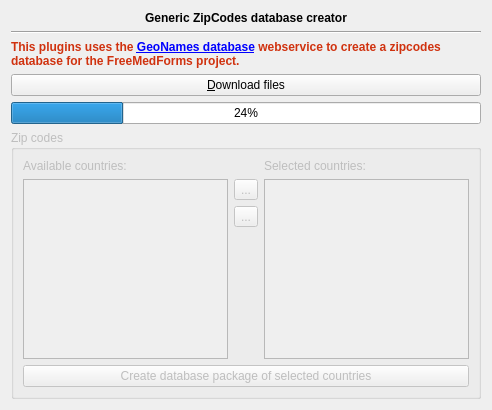
Before: the Qt Designer form freetoolbox/plugins/zipcodes/genericzipcodeswidget.ui in FreeHealth/freehealth, drawn with Qt 5.
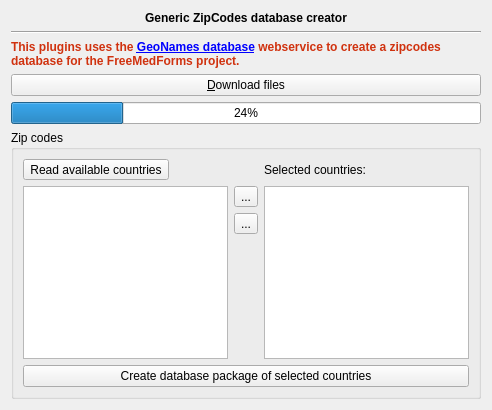
After: the same form once the commit is applied.

Commit message: read the raw database to populate the models, prepare code for datapack database creation, set database version prepared, cleaning dead code

Patch:
```diff
--- a/freetoolbox/plugins/zipcodes/genericzipcodeswidget.ui
+++ b/freetoolbox/plugins/zipcodes/genericzipcodeswidget.ui
@@ -91,7 +91,7 @@
    <item>
     <widget class="QGroupBox" name="localeDataGroupBox">
      <property name="enabled">
-      <bool>false</bool>
+      <bool>true</bool>
      </property>
      <property name="title">
       <string>Zip codes</string>
@@ -100,7 +100,7 @@
       <item row="3" column="3">
        <widget class="QPushButton" name="createPackageButton">
         <property name="enabled">
-         <bool>false</bool>
+         <bool>true</bool>
         </property>
         <property name="text">
          <string>Create database package of selected countries</string>
@@ -136,13 +136,6 @@
           </property>
          </spacer>
         </item>
-        <item row="0" column="0">
-         <widget class="QLabel" name="availCountriesLabel">
-          <property name="text">
-           <string>Available countries:</string>
-          </property>
-         </widget>
-        </item>
         <item row="1" column="2" rowspan="4">
          <widget class="QListView" name="selectedCountriesListView">
           <property name="horizontalScrollBarPolicy">
@@ -179,6 +172,13 @@
           </property>
          </widget>
         </item>
+        <item row="0" column="0">
+         <widget class="QToolButton" name="readCountries">
+          <property name="text">
+           <string>Read available countries</string>
+          </property>
+         </widget>
+        </item>
        </layout>
       </item>
      </layout>
```
The commit also changes 4 other files.
